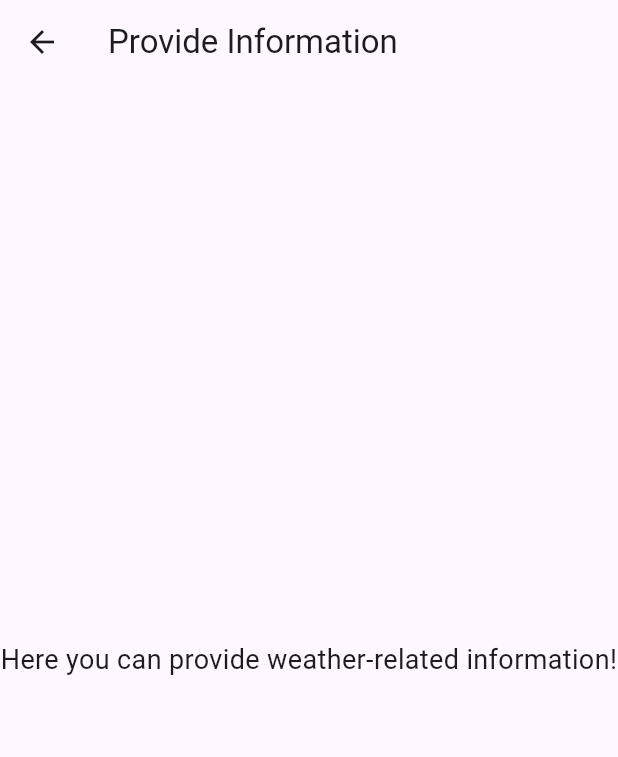
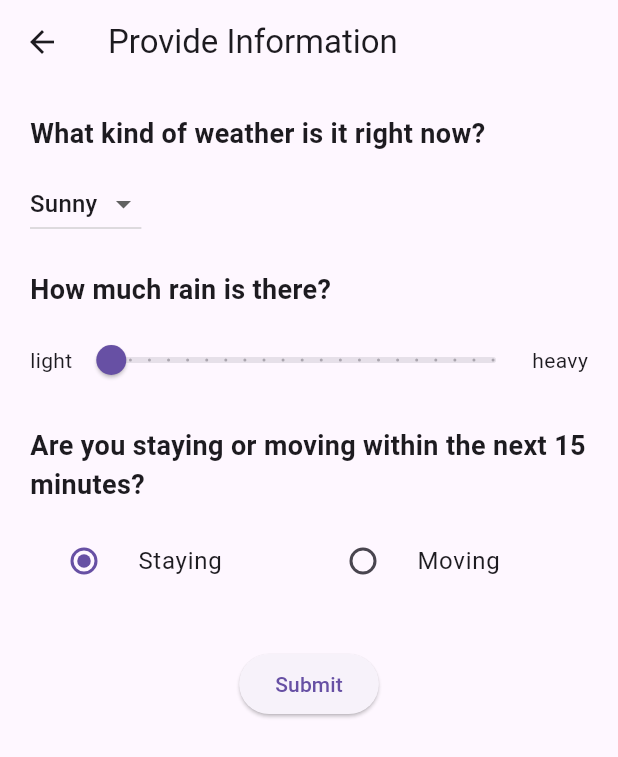
Before and after one commit to jayasinghesasmitha/App-Development, a Flutter app: the ProvideInfoPage screen opened directly, on a phone screen of 412 x 824 dp. Shown: the top 757 px of the screen. Run offline on Flutter 3.47's test engine with Material 3 defaults, Android fonts, the phone set to English and light mode, and no system bars.

Commit message:
Update main.dart
add provide information page

```diff
--- a/flutter/my_app/lib/main.dart
+++ b/flutter/my_app/lib/main.dart
@@ -409,18 +409,133 @@ class OptionsPage extends StatelessWidget {
 }
 
 // Provide Information Page
-class ProvideInfoPage extends StatelessWidget {
+class ProvideInfoPage extends StatefulWidget {
+  @override
+  _ProvideInfoPageState createState() => _ProvideInfoPageState();
+}
+
+class _ProvideInfoPageState extends State<ProvideInfoPage> {
+  // Variables to hold the state of user input
+  String _selectedWeather = "Sunny"; // Default weather type
+  double _rainAmount = 0.0; // Rain amount slider value
+  String _stayingOrMoving = "Staying"; // Default staying/moving choice
+
   @override
   Widget build(BuildContext context) {
     return Scaffold(
       appBar: AppBar(
         title: Text('Provide Information'),
       ),
-      body: Center(
-        child: Text(
-          'Here you can provide weather-related information!',
-          style: TextStyle(fontSize: 18),
-          textAlign: TextAlign.center,
+      body: Padding(
+        padding: const EdgeInsets.all(20.0),
+        child: Column(
+          crossAxisAlignment: CrossAxisAlignment.start,
+          children: [
+            // Question 1: What kind of weather right now?
+            Text(
+              'What kind of weather is it right now?',
+              style: TextStyle(fontSize: 18, fontWeight: FontWeight.bold),
+            ),
+            SizedBox(height: 10),
+            DropdownButton<String>(
+              value: _selectedWeather,
+              items: [
+                "Sunny",
+                "Rainy",
+                "Windy",
+                "Cloudy",
+                //"Snowy",
+              ].map((weather) {
+                return DropdownMenuItem<String>(
+                  value: weather,
+                  child: Text(weather),
+                );
+              }).toList(),
+              onChanged: (value) {
+                setState(() {
+                  _selectedWeather = value!;
+                });
+              },
+            ),
+            SizedBox(height: 20),
+
+            // Question 2: Rain bar
+            Text(
+              'How much rain is there? ',
+              style: TextStyle(fontSize: 18, fontWeight: FontWeight.bold),
+            ),
+            SizedBox(height: 10),
+            Row(
+              children: [
+                Text('light'),
+                Expanded(
+                  child: Slider(
+                    value: _rainAmount,
+                    min: 0,
+                    max: 100,
+                    divisions: 20,
+                    label: "${_rainAmount.toInt()} %",
+                    onChanged: (value) {
+                      setState(() {
+                        _rainAmount = value;
+                      });
+                    },
+                  ),
+                ),
+                Text('heavy'),
+              ],
+            ),
+            SizedBox(height: 20),
+
+            // Question 3: Are you staying or moving within 15 minutes?
+            Text(
+              'Are you staying or moving within the next 15 minutes?',
+              style: TextStyle(fontSize: 18, fontWeight: FontWeight.bold),
+            ),
+            SizedBox(height: 10),
+            Row(
+              children: [
+                Expanded(
+                  child: RadioListTile<String>(
+                    title: Text('Staying'),
+                    value: "Staying",
+                    groupValue: _stayingOrMoving,
+                    onChanged: (value) {
+                      setState(() {
+                        _stayingOrMoving = value!;
+                      });
+                    },
+                  ),
+                ),
+                Expanded(
+                  child: RadioListTile<String>(
+                    title: Text('Moving'),
+                    value: "Moving",
+                    groupValue: _stayingOrMoving,
+                    onChanged: (value) {
+                      setState(() {
+                        _stayingOrMoving = value!;
+                      });
+                    },
+                  ),
+                ),
+              ],
+            ),
+            SizedBox(height: 30),
+
+            // Submit Button
+            Center(
+              child: ElevatedButton(
+                onPressed: () {
+                  // Handle form submission logic here
+                  print('Weather: $_selectedWeather');
+                  print('Rain: ${_rainAmount.toInt()} mm');
+                  print('Staying or Moving: $_stayingOrMoving');
+                },
+                child: Text('Submit'),
+              ),
+            ),
+          ],
         ),
       ),
     );
```
